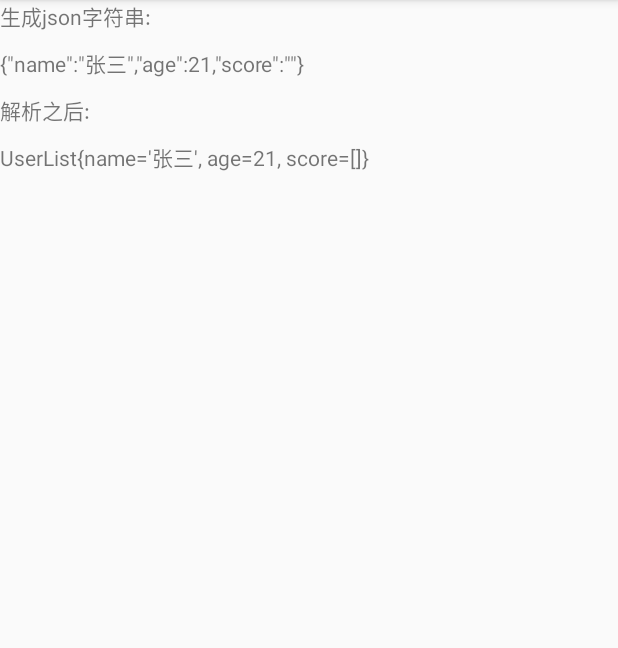
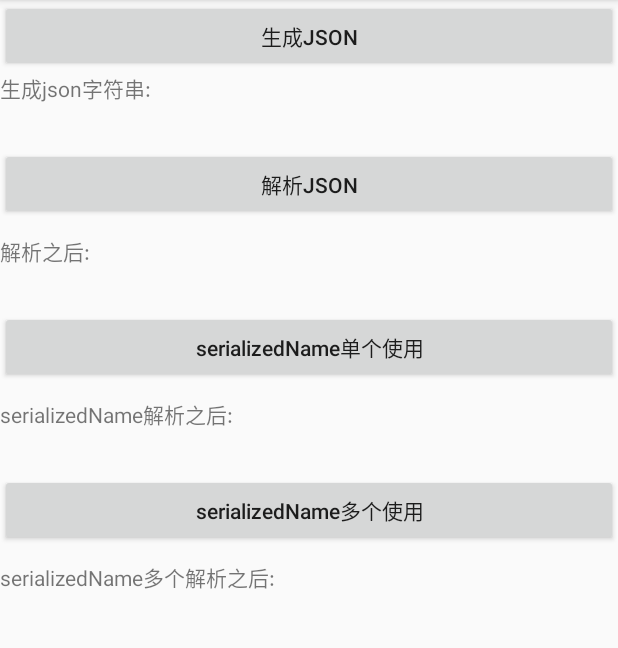
Before and after one commit to zengwendi/GsonDemo, an Android app: the screen it shows after launch (MainActivity), on a phone screen of 412 x 824 dp, the part 84-732 px from its top. Run offline under Robolectric (Android 15) with nearby library versions, the phone set to English and light mode, and no system bars.

Commit message:
GsonDemo

```diff
--- a/app/build.gradle
+++ b/app/build.gradle
@@ -27,6 +27,5 @@ dependencies {
     compile 'com.android.support:appcompat-v7:25.3.1'
     compile 'com.android.support.constraint:constraint-layout:1.0.2'
     testCompile 'junit:junit:4.12'
-
-    compile 'com.squareup.retrofit2:converter-gson:2.0.2'
+    compile group: 'com.google.code.gson', name: 'gson', version: '2.8.1'
 }
--- a/app/src/main/java/com/goat/gsondemo/MainActivity.java
+++ b/app/src/main/java/com/goat/gsondemo/MainActivity.java
@@ -2,26 +2,67 @@ package com.goat.gsondemo;
 
 import android.os.Bundle;
 import android.support.v7.app.AppCompatActivity;
+import android.text.TextUtils;
+import android.view.View;
 import android.widget.TextView;
 
 import com.google.gson.Gson;
 import com.google.gson.GsonBuilder;
 
-import java.util.List;
 
 public class MainActivity extends AppCompatActivity {
+    TextView jsonString;
+    TextView jsonObj;
+    TextView serializedSingleString;
+    TextView serializedMultileString;
 
     @Override
     protected void onCreate(Bundle savedInstanceState) {
         super.onCreate(savedInstanceState);
         setContentView(R.layout.activity_main);
-        TextView json_string = (TextView) findViewById(R.id.json_string);
-        TextView json_obj = (TextView) findViewById(R.id.json_obj);
-        Gson gson = new GsonBuilder().registerTypeAdapter(List.class,new ListDefault0Adapter()).create();
-        User user = new User("张三", 21, "");
-        String jsonObject = gson.toJson(user);
-        json_string.setText(jsonObject);
-        UserList list = gson.fromJson(jsonObject, UserList.class);
-        json_obj.setText(list.toString());
+        jsonString = (TextView) findViewById(R.id.json_string);
+        jsonObj = (TextView) findViewById(R.id.json_obj);
+        serializedSingleString = (TextView) findViewById(R.id.serializedSingleString);
+        serializedMultileString = (TextView) findViewById(R.id.serializedMultileString);
+    }
+
+    //创建json
+    public void createJson(View view) {
+        Gson gson = new GsonBuilder().create();
+        Student student = new Student("张三", 21, "88");
+        jsonString.setText(gson.toJson(student));
+
+    }
+
+    //解析json
+    public void analysisJson(View view) {
+        if (TextUtils.isEmpty(jsonString.toString())) {
+            return;
+        }
+        Gson gson = new GsonBuilder().create();
+        Student student = gson.fromJson(jsonString.getText().toString(), Student.class);
+        jsonObj.setText(student.toString());
+    }
+
+    //SerializedName单个使用
+    public void serializedNameSingle(View view) {
+        String json = "{\"names\":\"张三\",\"age\":21,\"score\":99}";
+        Gson gson = new GsonBuilder().create();
+        Student student = gson.fromJson(json, Student.class);
+        serializedSingleString.setText(student.toString());
+    }
+
+    //SerializedName多个使用
+    public void serializedNameMulti(View view) {
+        String json = "{\"name\":\"张三\",\"age\":21,\"chinese\":88}";
+        Gson gson = new GsonBuilder().create();
+        Student student = gson.fromJson(json, Student.class);
+        serializedMultileString.append(student.toString()+"\n");
+        String json1 = "{\"name\":\"张三\",\"age\":21,\"math\":86}";
+        Student student1 = gson.fromJson(json1, Student.class);
+        serializedMultileString.append(student1.toString()+"\n");
+        String json2 = "{\"name\":\"张三\",\"age\":21,\"english\":86}";
+        Student student2 = gson.fromJson(json2, Student.class);
+        serializedMultileString.append(student2.toString());
     }
 }
--- a/app/src/main/java/com/goat/gsondemo/User.java
+++ /dev/null
@@ -1,17 +0,0 @@
-package com.goat.gsondemo;
-
-/**
- * Created by zengwendi on 2017/7/11.
- */
-
-public class User {
-    private String name;
-    private int age;
-    private String score;
-
-    public User(String name, int age, String score) {
-        this.name = name;
-        this.age = age;
-        this.score = score;
-    }
-}
--- a/app/src/main/res/layout/activity_main.xml
+++ b/app/src/main/res/layout/activity_main.xml
@@ -7,20 +7,40 @@
     android:layout_height="match_parent"
     tools:context="com.goat.gsondemo.MainActivity">
 
+    <Button
+        android:id="@+id/create_json"
+        android:layout_width="0dp"
+        android:layout_height="wrap_content"
+        android:onClick="createJson"
+        android:text="生成json"
+        app:layout_constraintLeft_toLeftOf="parent"
+        app:layout_constraintRight_toRightOf="parent"/>
+
     <TextView
         android:id="@+id/text1"
         android:layout_width="wrap_content"
         android:layout_height="wrap_content"
         android:text="生成json字符串:"
         app:layout_constraintLeft_toLeftOf="parent"
-        app:layout_constraintTop_toTopOf="parent"/>
+        app:layout_constraintTop_toBottomOf="@+id/create_json"/>
 
     <TextView
         android:id="@+id/json_string"
         android:layout_width="wrap_content"
         android:layout_height="wrap_content"
         android:layout_marginTop="10dp"
-        app:layout_constraintTop_toBottomOf="@+id/text1"/>
+        app:layout_constraintTop_toBottomOf="@+id/text1"
+        tools:layout_editor_absoluteX="0dp"/>
+
+    <Button
+        android:id="@+id/analysis_json"
+        android:layout_width="0dp"
+        android:layout_height="wrap_content"
+        android:onClick="analysisJson"
+        android:text="解析json"
+        app:layout_constraintLeft_toLeftOf="parent"
+        app:layout_constraintRight_toRightOf="parent"
+        app:layout_constraintTop_toBottomOf="@+id/json_string"/>
 
     <TextView
         android:id="@+id/text2"
@@ -28,12 +48,69 @@
         android:layout_height="wrap_content"
         android:layout_marginTop="10dp"
         android:text="解析之后:"
-        app:layout_constraintTop_toBottomOf="@+id/json_string"/>
+        app:layout_constraintTop_toBottomOf="@+id/analysis_json"
+        tools:layout_editor_absoluteX="0dp"/>
 
     <TextView
         android:id="@+id/json_obj"
         android:layout_width="wrap_content"
         android:layout_height="wrap_content"
         android:layout_marginTop="10dp"
-        app:layout_constraintTop_toBottomOf="@+id/text2"/>
+        app:layout_constraintTop_toBottomOf="@+id/text2"
+        tools:layout_editor_absoluteX="0dp"/>
+
+    <Button
+        android:id="@+id/serializedSingle"
+        android:layout_width="0dp"
+        android:layout_height="wrap_content"
+        android:onClick="serializedNameSingle"
+        android:text="serializedName单个使用"
+        android:textAllCaps="false"
+        app:layout_constraintLeft_toLeftOf="parent"
+        app:layout_constraintRight_toRightOf="parent"
+        app:layout_constraintTop_toBottomOf="@+id/json_obj"/>
+
+    <TextView
+        android:id="@+id/text3"
+        android:layout_width="wrap_content"
+        android:layout_height="wrap_content"
+        android:layout_marginTop="10dp"
+        android:text="serializedName解析之后:"
+        app:layout_constraintTop_toBottomOf="@+id/serializedSingle"
+        tools:layout_editor_absoluteX="0dp"/>
+
+    <TextView
+        android:id="@+id/serializedSingleString"
+        android:layout_width="wrap_content"
+        android:layout_height="wrap_content"
+        android:layout_marginTop="10dp"
+        app:layout_constraintTop_toBottomOf="@+id/text3"
+        tools:layout_editor_absoluteX="0dp"/>
+    <Button
+        android:id="@+id/serializedMulti"
+        android:layout_width="0dp"
+        android:layout_height="wrap_content"
+        android:onClick="serializedNameMulti"
+        android:text="serializedName多个使用"
+        android:textAllCaps="false"
+        app:layout_constraintLeft_toLeftOf="parent"
+        app:layout_constraintRight_toRightOf="parent"
+        app:layout_constraintTop_toBottomOf="@+id/serializedSingleString"/>
+
+    <TextView
+        android:id="@+id/text4"
+        android:layout_width="wrap_content"
+        android:layout_height="wrap_content"
+        android:layout_marginTop="10dp"
+        android:text="serializedName多个解析之后:"
+        app:layout_constraintTop_toBottomOf="@+id/serializedMulti"
+        tools:layout_editor_absoluteX="0dp"/>
+
+    <TextView
+        android:id="@+id/serializedMultileString"
+        android:layout_width="wrap_content"
+        android:layout_height="wrap_content"
+        android:layout_marginTop="10dp"
+        app:layout_constraintTop_toBottomOf="@+id/text4"
+        tools:layout_editor_absoluteX="0dp"/>
 </android.support.constraint.ConstraintLayout>
```
Also changed, not shown: app/src/main/java/com/goat/gsondemo/ExposeActivity.java (added, +19 -0 lines), app/src/main/java/com/goat/gsondemo/Student.java (added, +30 -0 lines), app/src/main/res/layout/activity_expose.xml (added, +15 -0 lines).
